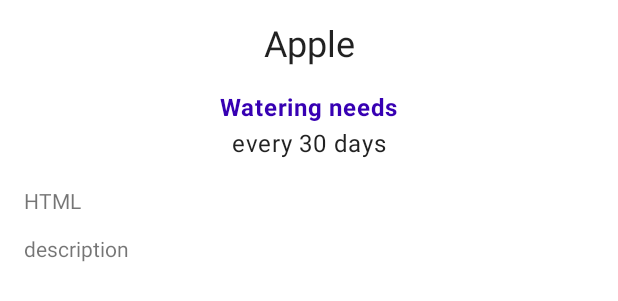
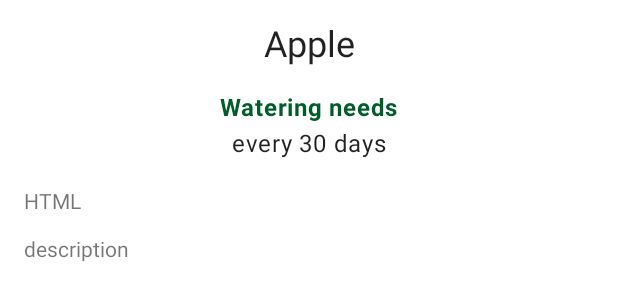
Before and after one commit to Diegoalru/Sunflower, an Android app built with Jetpack Compose: the @Preview function PlantDetailContentPreview, on a phone screen of 412 x 824 dp. Shown: the top 301 px of the screen. Run offline under Robolectric (Android 15) with nearby library versions, the phone set to English and light mode, and no system bars; our stand-ins replace livedata-compose.

```diff
--- a/app/src/main/java/com/google/samples/apps/sunflower/plantdetail/PlantDetailDescription.kt
+++ b/app/src/main/java/com/google/samples/apps/sunflower/plantdetail/PlantDetailDescription.kt
@@ -16,6 +16,7 @@
 
 package com.google.samples.apps.sunflower.plantdetail
 
+import android.content.res.Configuration
 import android.text.method.LinkMovementMethod
 import android.widget.TextView
 import androidx.compose.foundation.layout.Column
@@ -41,6 +42,7 @@ import androidx.compose.ui.viewinterop.AndroidView
 import androidx.core.text.HtmlCompat
 import com.google.samples.apps.sunflower.R
 import com.google.samples.apps.sunflower.data.Plant
+import com.google.samples.apps.sunflower.theme.SunflowerTheme
 import com.google.samples.apps.sunflower.viewmodels.PlantDetailViewModel
 
 @Composable
@@ -128,10 +130,11 @@ private fun PlantDescription(description: String) {
 }
 
 @Preview
+@Preview(uiMode = Configuration.UI_MODE_NIGHT_YES)
 @Composable
 private fun PlantDetailContentPreview() {
     val plant = Plant("id", "Apple", "HTML<br><br>description", 3, 30, "")
-    MaterialTheme {
+    SunflowerTheme {
         PlantDetailContent(plant)
     }
 }
@@ -139,13 +142,15 @@ private fun PlantDetailContentPreview() {
 @Preview
 @Composable
 private fun PlantNamePreview() {
-    PlantName("Apple")
+    SunflowerTheme {
+        PlantName("Apple")
+    }
 }
 
 @Preview
 @Composable
 private fun PlantWateringPreview() {
-    MaterialTheme {
+    SunflowerTheme {
         PlantWatering(7)
     }
 }
@@ -153,7 +158,7 @@ private fun PlantWateringPreview() {
 @Preview
 @Composable
 private fun PlantDescriptionPreview() {
-    MaterialTheme {
+    SunflowerTheme {
         PlantDescription("HTML<br><br>description")
     }
 }
--- a/app/src/main/java/com/google/samples/apps/sunflower/plantdetail/PlantDetailFragment.kt
+++ b/app/src/main/java/com/google/samples/apps/sunflower/plantdetail/PlantDetailFragment.kt
@@ -36,6 +36,7 @@ import com.google.android.material.snackbar.Snackbar
 import com.google.samples.apps.sunflower.R
 import com.google.samples.apps.sunflower.data.Plant
 import com.google.samples.apps.sunflower.databinding.FragmentPlantDetailBinding
+import com.google.samples.apps.sunflower.theme.SunflowerTheme
 import com.google.samples.apps.sunflower.utilities.InjectorUtils
 import com.google.samples.apps.sunflower.viewmodels.PlantDetailViewModel
 
@@ -82,7 +83,7 @@ class PlantDetailFragment : Fragment() {
 
                 // Compose
                 setContent {
-                    MaterialTheme {
+                    SunflowerTheme {
                         PlantDetailDescription(plantDetailViewModel)
                     }
                 }
--- a/app/src/main/java/com/google/samples/apps/sunflower/theme/Theme.kt
+++ b/app/src/main/java/com/google/samples/apps/sunflower/theme/Theme.kt
@@ -16,12 +16,40 @@
 
 package com.google.samples.apps.sunflower.theme
 
+import androidx.compose.foundation.isSystemInDarkTheme
 import androidx.compose.material.MaterialTheme
+import androidx.compose.material.darkColors
+import androidx.compose.material.lightColors
 import androidx.compose.runtime.Composable
+import androidx.compose.ui.res.colorResource
+import com.google.samples.apps.sunflower.R
 
 @Composable
 fun SunflowerTheme(
+    darkTheme: Boolean = isSystemInDarkTheme(),
     content: @Composable () -> Unit
 ) {
-    MaterialTheme(content = content)
+    val lightColors  = lightColors(
+        primary = colorResource(id = R.color.sunflower_green_500),
+        primaryVariant = colorResource(id = R.color.sunflower_green_700),
+        secondary = colorResource(id = R.color.sunflower_yellow_500),
+        background = colorResource(id = R.color.sunflower_green_500),
+        onPrimary = colorResource(id = R.color.sunflower_black),
+        onSecondary = colorResource(id = R.color.sunflower_black),
+    )
+    val darkColors  = darkColors(
+        primary = colorResource(id = R.color.sunflower_green_100),
+        primaryVariant = colorResource(id = R.color.sunflower_green_200),
+        secondary = colorResource(id = R.color.sunflower_yellow_300),
+        onPrimary = colorResource(id = R.color.sunflower_black),
+        onSecondary = colorResource(id = R.color.sunflower_black),
+        onBackground = colorResource(id = R.color.sunflower_black),
+        surface = colorResource(id = R.color.sunflower_green_100_8pc_over_surface),
+        onSurface = colorResource(id = R.color.sunflower_white),
+    )
+    val colors = if (darkTheme) darkColors else lightColors
+    MaterialTheme(
+        colors = colors,
+        content = content
+    )
 }
```
